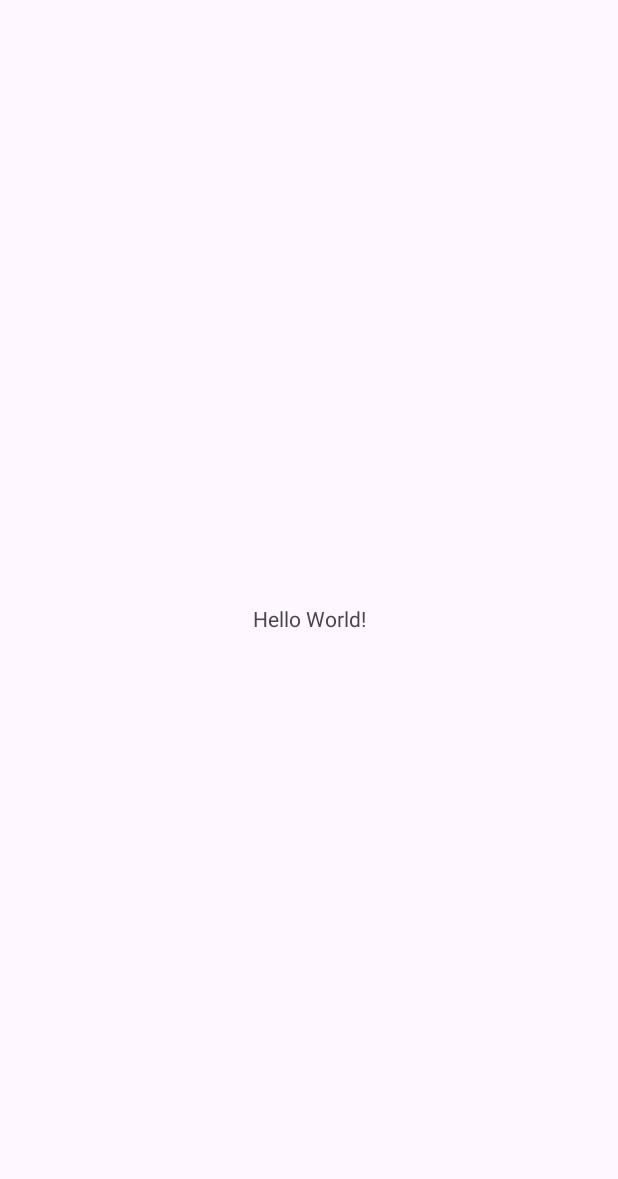
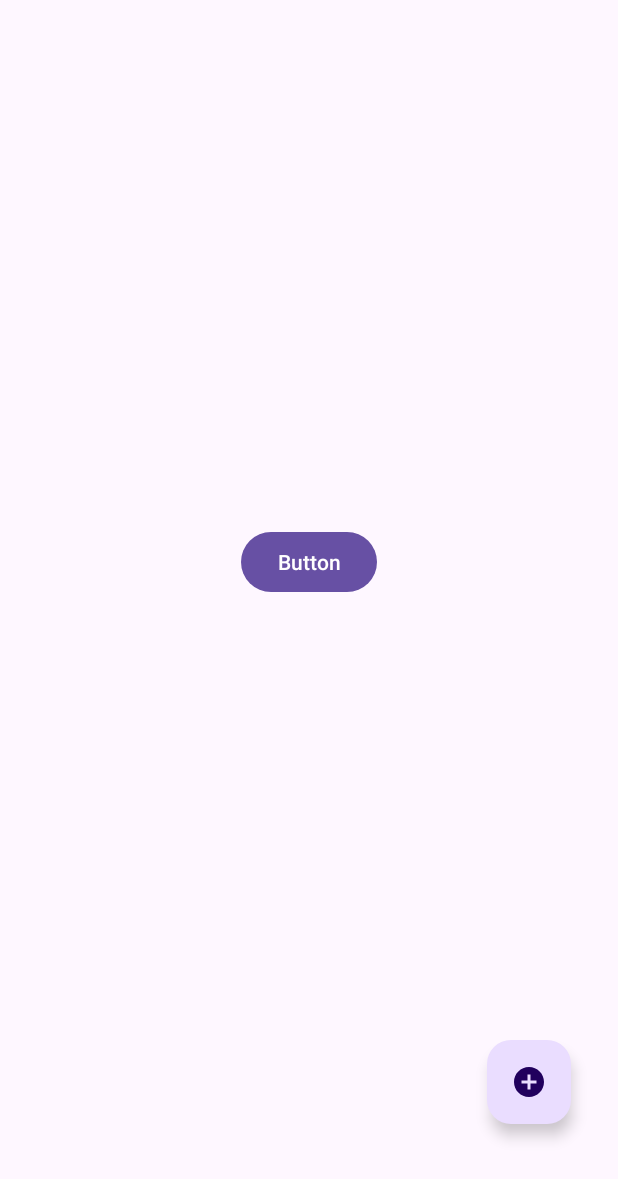
Before and after one commit to 4elus/AnroidCourse_24, an Android app: the screen it shows after launch (MainActivity), on a phone screen of 412 x 824 dp. Before the commit the part shown is almost empty. Shown: the top 1179 px of the screen. Run offline under Robolectric (Android 15) with nearby library versions, the phone set to English and light mode, and no system bars.

Commit message:
Сделали добавление в БД

```diff
--- a/Database/app/src/main/AndroidManifest.xml
+++ b/Database/app/src/main/AndroidManifest.xml
@@ -13,6 +13,9 @@
         android:theme="@style/Theme.Database"
         tools:targetApi="31">
         <activity
+            android:name=".AddCarActivity"
+            android:exported="false" />
+        <activity
             android:name=".MainActivity"
             android:exported="true">
             <intent-filter>
--- a/Database/app/src/main/java/com/example/database/MainActivity.java
+++ b/Database/app/src/main/java/com/example/database/MainActivity.java
@@ -2,7 +2,12 @@ package com.example.database;
 
 import androidx.appcompat.app.AppCompatActivity;
 
+import android.content.Intent;
 import android.os.Bundle;
+import android.util.Log;
+import android.view.View;
+
+import com.google.android.material.floatingactionbutton.FloatingActionButton;
 
 import java.util.ArrayList;
 import java.util.List;
@@ -12,16 +17,32 @@ import Model.Car;
 
 public class MainActivity extends AppCompatActivity {
 
+    FloatingActionButton floatingActionButton;
     @Override
     protected void onCreate(Bundle savedInstanceState) {
         super.onCreate(savedInstanceState);
         setContentView(R.layout.activity_main);
 
+
+        floatingActionButton = findViewById(R.id.floatingActionButton);
+
+        floatingActionButton.setOnClickListener(new View.OnClickListener() {
+            @Override
+            public void onClick(View view) {
+                Intent intent = new Intent(MainActivity.this, AddCarActivity.class);
+                startActivity(intent);
+            }
+        });
+
+    }
+
+    public void output(View view) {
         DbHandler dbHandler = new DbHandler(this);
 
-        dbHandler.addCar(new Car("Lexus", 3000));
-        dbHandler.addCar(new Car("BMW", 4500));
+        List<Car> list = dbHandler.allCars();
 
-        List<Car> carList = dbHandler.allCars();
+        for (Car car: list) {
+            Log.i("Car info", car.getName() + " : " + car.getPrice());
+        }
     }
 }
--- /dev/null
+++ b/Database/app/src/main/res/drawable/baseline_add_circle_24.xml
@@ -0,0 +1,5 @@
+<vector android:height="24dp" android:tint="#35CB19"
+    android:viewportHeight="24" android:viewportWidth="24"
+    android:width="24dp" xmlns:android="http://schemas.android.com/apk/res/android">
+    <path android:fillColor="@android:color/white" android:pathData="M12,2C6.48,2 2,6.48 2,12s4.48,10 10,10 10,-4.48 10,-10S17.52,2 12,2zM17,13h-4v4h-2v-4L7,13v-2h4L11,7h2v4h4v2z"/>
+</vector>
--- a/Database/app/src/main/res/layout/activity_main.xml
+++ b/Database/app/src/main/res/layout/activity_main.xml
@@ -6,11 +6,27 @@
     android:layout_height="match_parent"
     tools:context=".MainActivity">
 
-    <TextView
+    <com.google.android.material.floatingactionbutton.FloatingActionButton
+        android:id="@+id/floatingActionButton"
         android:layout_width="wrap_content"
         android:layout_height="wrap_content"
-        android:text="Hello World!"
+        android:clickable="true"
         app:layout_constraintBottom_toBottomOf="parent"
+        app:layout_constraintEnd_toEndOf="parent"
+        app:layout_constraintHorizontal_bias="0.912"
+        app:layout_constraintStart_toStartOf="parent"
+        app:layout_constraintTop_toTopOf="parent"
+        app:layout_constraintVertical_bias="0.903"
+        app:srcCompat="@drawable/baseline_add_circle_24" />
+
+    <Button
+        android:id="@+id/button"
+        android:layout_width="wrap_content"
+        android:layout_height="wrap_content"
+        android:layout_marginTop="56dp"
+        android:text="Button"
+        android:onClick="output"
+        app:layout_constraintBottom_toTopOf="@+id/floatingActionButton"
         app:layout_constraintEnd_toEndOf="parent"
         app:layout_constraintStart_toStartOf="parent"
         app:layout_constraintTop_toTopOf="parent" />
```
Also changed, not shown: Database/app/src/main/java/Data/DbHandler.java (+23 -1 lines), Database/app/src/main/java/com/example/database/AddCarActivity.java (added, +44 -0 lines), Database/app/src/main/res/layout/activity_add_car.xml (added, +66 -0 lines).
